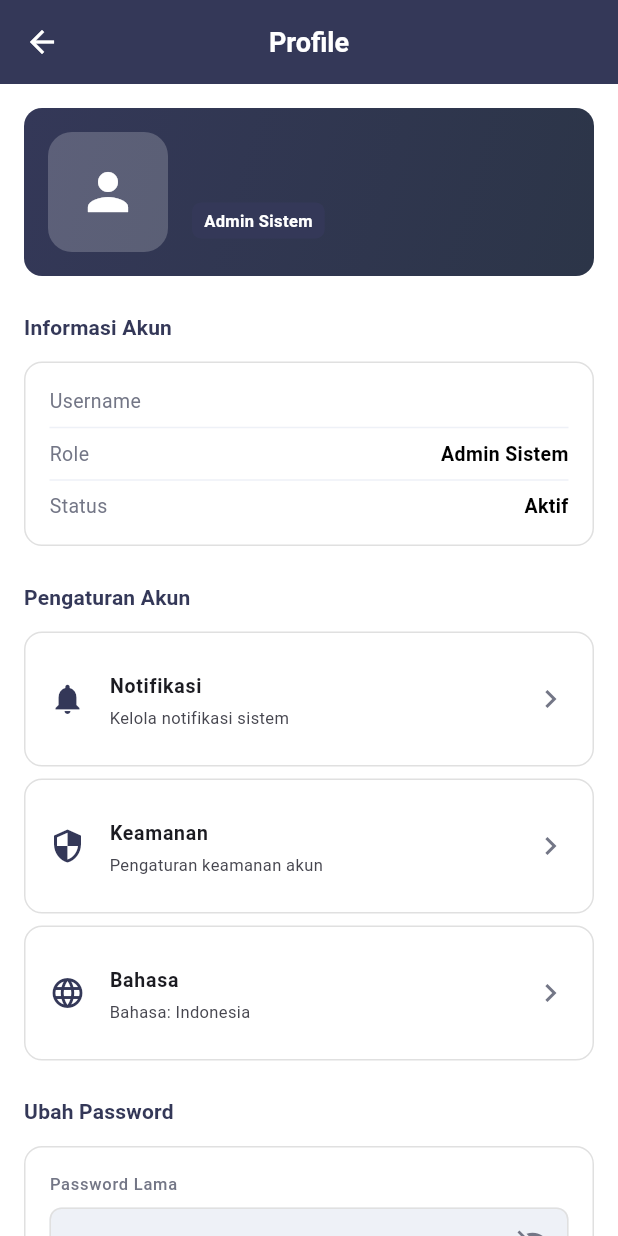
After one commit to abimanyupewe/module_parking_app, a Flutter app: the AdminProfilePage screen opened directly, on a phone screen of 412 x 824 dp. The commit adds this screen. Run offline on Flutter 3.47's test engine with Material 3 defaults, Android fonts, the phone set to English and light mode, and no system bars; our stand-ins replace pdf, printing, shared_preferences, sqflite, sqflite_common_ffi; missing offline and left inert: bcrypt; accounts and stored records are empty.

Commit message:
feat(admin): buat page profile standalone dengan modular widgets
Implementasi:
- AdminProfilePage: Full page profile yang accessible dari header menu
- ProfileHeader: Widget header dengan foto, nama, dan role
- ProfileInfoSection: Section untuk menampilkan info akun user
- ProfileMenuItem: Reusable menu item widget untuk settings
- AccountSettingsSection: Menu pengaturan akun (Notifikasi, Keamanan, Bahasa)
- ChangePasswordSection: Form untuk mengubah password dengan validation

Fitur:
- Profile page accessible via PopupMenuButton 'Profile' di admin dashboard
- Password change dengan validation (min 6 karakter, match check)
- Account info display (username, role, status)
- Settings menu untuk fitur-fitur di masa depan
- TabBar design sesuai dengan admin dashboard style

Navigation:
- Admin Dashboard TabBar → PopupMenuButton 'Profile' → AdminProfilePage
- Back button otomatis ke dashboard

```diff
--- a/lib/features/admin/pages/admin_dashboard_page.dart
+++ b/lib/features/admin/pages/admin_dashboard_page.dart
@@ -5,6 +5,7 @@ import '../widgets/admin_monitoring_section.dart';
 import '../widgets/admin_master_data_section.dart';
 import '../widgets/admin_staff_management_section.dart';
 import '../widgets/admin_audit_section.dart';
+import '../pages/admin_profile_page.dart';
 
 /// Admin Dashboard Page - Manajer operasional
 class AdminDashboardPage extends StatefulWidget {
@@ -58,7 +59,13 @@ class _AdminDashboardPageState extends State<AdminDashboardPage> {
           actions: [
             PopupMenuButton<String>(
               onSelected: (value) {
-                if (value == 'logout') {
+                if (value == 'profile') {
+                  Navigator.of(context).push(
+                    MaterialPageRoute(
+                      builder: (context) => const AdminProfilePage(),
+                    ),
+                  );
+                } else if (value == 'logout') {
                   _handleLogout();
                 }
               },
@@ -66,10 +73,6 @@ class _AdminDashboardPageState extends State<AdminDashboardPage> {
                 const PopupMenuItem<String>(
                   value: 'profile',
                   child: Text('Profile'),
-                ),
-                const PopupMenuItem<String>(
-                  value: 'password',
-                  child: Text('Ubah Password'),
                 ),
                 const PopupMenuDivider(),
                 const PopupMenuItem<String>(
--- /dev/null
+++ b/lib/features/admin/pages/admin_profile_page.dart
@@ -0,0 +1,77 @@
+import 'package:flutter/material.dart';
+import '../../../core/preferences/app_preferences.dart';
+import '../widgets/profile/profile_header.dart';
+import '../widgets/profile/profile_info_section.dart';
+import '../widgets/profile/account_settings_section.dart';
+import '../widgets/profile/change_password_section.dart';
+
+/// Admin Profile Page - Profile lengkap untuk admin
+class AdminProfilePage extends StatefulWidget {
+  const AdminProfilePage({Key? key}) : super(key: key);
+
+  @override
+  State<AdminProfilePage> createState() => _AdminProfilePageState();
+}
+
+class _AdminProfilePageState extends State<AdminProfilePage> {
+  late String _username;
+  bool _isLoading = true;
+
+  @override
+  void initState() {
+    super.initState();
+    _loadUserData();
+  }
+
+  void _loadUserData() {
+    _username = AppPreferences.getUsername() ?? 'User';
+    setState(() {
+      _isLoading = false;
+    });
+  }
+
+  @override
+  Widget build(BuildContext context) {
+    if (_isLoading) {
+      return Scaffold(
+        appBar: AppBar(title: const Text('Profile')),
+        body: const Center(child: CircularProgressIndicator()),
+      );
+    }
+
+    return Scaffold(
+      appBar: AppBar(title: const Text('Profile'), elevation: 0),
+      body: SingleChildScrollView(
+        padding: const EdgeInsets.all(16),
+        child: Column(
+          crossAxisAlignment: CrossAxisAlignment.start,
+          children: [
+            // Profile Header
+            ProfileHeader(username: _username, role: 'Admin Sistem'),
+            const SizedBox(height: 24),
+
+            // User Information
+            ProfileInfoSection(
+              username: _username,
+              role: 'Admin Sistem',
+              status: 'Aktif',
+            ),
+            const SizedBox(height: 24),
+
+            // Account Settings
+            const AccountSettingsSection(),
+            const SizedBox(height: 24),
+
+            // Change Password Section
+            ChangePasswordSection(
+              onPasswordChanged: () {
+                // Handle password change if needed
+              },
+            ),
+            const SizedBox(height: 24),
+          ],
+        ),
+      ),
+    );
+  }
+}
--- /dev/null
+++ b/lib/features/admin/widgets/profile/account_settings_section.dart
@@ -0,0 +1,59 @@
+import 'package:flutter/material.dart';
+import 'profile_menu_item.dart';
+
+/// Account Settings Section - Menampilkan menu pengaturan akun
+class AccountSettingsSection extends StatelessWidget {
+  const AccountSettingsSection({Key? key}) : super(key: key);
+
+  @override
+  Widget build(BuildContext context) {
+    return Column(
+      crossAxisAlignment: CrossAxisAlignment.start,
+      children: [
+        Text(
+          'Pengaturan Akun',
+          style: Theme.of(
+            context,
+          ).textTheme.titleMedium?.copyWith(fontWeight: FontWeight.bold),
+        ),
+        const SizedBox(height: 12),
+        ProfileMenuItem(
+          icon: Icons.notifications,
+          title: 'Notifikasi',
+          subtitle: 'Kelola notifikasi sistem',
+          onTap: () {
+            ScaffoldMessenger.of(context).showSnackBar(
+              const SnackBar(
+                content: Text('Fitur notifikasi akan segera hadir'),
+              ),
+            );
+          },
+        ),
+        const SizedBox(height: 8),
+        ProfileMenuItem(
+          icon: Icons.security,
+          title: 'Keamanan',
+          subtitle: 'Pengaturan keamanan akun',
+          onTap: () {
+            ScaffoldMessenger.of(context).showSnackBar(
+              const SnackBar(content: Text('Fitur keamanan akan segera hadir')),
+            );
+          },
+        ),
+        const SizedBox(height: 8),
+        ProfileMenuItem(
+          icon: Icons.language,
+          title: 'Bahasa',
+          subtitle: 'Bahasa: Indonesia',
+          onTap: () {
+            ScaffoldMessenger.of(context).showSnackBar(
+              const SnackBar(
+                content: Text('Fitur pengubahan bahasa akan segera hadir'),
+              ),
+            );
+          },
+        ),
+      ],
+    );
+  }
+}
--- /dev/null
+++ b/lib/features/admin/widgets/profile/change_password_section.dart
@@ -0,0 +1,243 @@
+import 'package:flutter/material.dart';
+import '../../../../config/colors.dart';
+
+/// Change Password Section - Form untuk mengubah password
+class ChangePasswordSection extends StatefulWidget {
+  final VoidCallback onPasswordChanged;
+
+  const ChangePasswordSection({Key? key, required this.onPasswordChanged})
+    : super(key: key);
+
+  @override
+  State<ChangePasswordSection> createState() => _ChangePasswordSectionState();
+}
+
+class _ChangePasswordSectionState extends State<ChangePasswordSection> {
+  late TextEditingController _oldPasswordController;
+  late TextEditingController _newPasswordController;
+  late TextEditingController _confirmPasswordController;
+
+  bool _showOldPassword = false;
+  bool _showNewPassword = false;
+  bool _showConfirmPassword = false;
+
+  @override
+  void initState() {
+    super.initState();
+    _oldPasswordController = TextEditingController();
+    _newPasswordController = TextEditingController();
+    _confirmPasswordController = TextEditingController();
+  }
+
+  @override
+  void dispose() {
+    _oldPasswordController.dispose();
+    _newPasswordController.dispose();
+    _confirmPasswordController.dispose();
+    super.dispose();
+  }
+
+  void _handleChangePassword() {
+    if (_newPasswordController.text.isEmpty ||
+        _confirmPasswordController.text.isEmpty) {
+      _showSnackBar('Password baru harus diisi', isError: true);
+      return;
+    }
+
+    if (_newPasswordController.text != _confirmPasswordController.text) {
+      _showSnackBar('Password konfirmasi tidak sesuai', isError: true);
+      return;
+    }
+
+    if (_newPasswordController.text.length < 6) {
+      _showSnackBar('Password minimal 6 karakter', isError: true);
+      return;
+    }
+
+    // Show success message
+    _showSnackBar('Password berhasil diubah');
+    _oldPasswordController.clear();
+    _newPasswordController.clear();
+    _confirmPasswordController.clear();
+    setState(() {
+      _showOldPassword = false;
+      _showNewPassword = false;
+      _showConfirmPassword = false;
+    });
+    widget.onPasswordChanged();
+  }
+
+  void _showSnackBar(String message, {bool isError = false}) {
+    ScaffoldMessenger.of(context).showSnackBar(
+      SnackBar(
+        content: Text(message),
+        backgroundColor: isError ? AppColors.danger : AppColors.success,
+        duration: const Duration(seconds: 2),
+      ),
+    );
+  }
+
+  @override
+  Widget build(BuildContext context) {
+    return Column(
+      crossAxisAlignment: CrossAxisAlignment.start,
+      children: [
+        Text(
+          'Ubah Password',
+          style: Theme.of(
+            context,
+          ).textTheme.titleMedium?.copyWith(fontWeight: FontWeight.bold),
+        ),
+        const SizedBox(height: 12),
+        Container(
+          padding: const EdgeInsets.all(16),
+          decoration: BoxDecoration(
+            border: Border.all(color: AppColors.border),
+            borderRadius: BorderRadius.circular(12),
+          ),
+          child: Column(
+            crossAxisAlignment: CrossAxisAlignment.start,
+            children: [
+              // Old Password
+              Text(
+                'Password Lama',
+                style: Theme.of(context).textTheme.labelSmall,
+              ),
+              const SizedBox(height: 8),
+              TextField(
+                controller: _oldPasswordController,
+                obscureText: !_showOldPassword,
+                decoration: InputDecoration(
+                  hintText: 'Masukkan password lama',
+                  contentPadding: const EdgeInsets.symmetric(
+                    horizontal: 12,
+                    vertical: 10,
+                  ),
+                  border: OutlineInputBorder(
+                    borderRadius: BorderRadius.circular(8),
+                    borderSide: const BorderSide(color: AppColors.border),
+                  ),
+                  enabledBorder: OutlineInputBorder(
+                    borderRadius: BorderRadius.circular(8),
+                    borderSide: const BorderSide(color: AppColors.border),
+                  ),
+                  suffixIcon: IconButton(
+                    icon: Icon(
+                      _showOldPassword
+                          ? Icons.visibility
+                          : Icons.visibility_off,
+                      color: AppColors.inactive,
+                    ),
+                    onPressed: () {
+                      setState(() {
+                        _showOldPassword = !_showOldPassword;
+                      });
+                    },
+                  ),
+                ),
+              ),
+              const SizedBox(height: 16),
+
+              // New Password
+              Text(
+                'Password Baru',
+                style: Theme.of(context).textTheme.labelSmall,
+              ),
+              const SizedBox(height: 8),
+              TextField(
+                controller: _newPasswordController,
+                obscureText: !_showNewPassword,
+                decoration: InputDecoration(
+                  hintText: 'Masukkan password baru',
+                  contentPadding: const EdgeInsets.symmetric(
+                    horizontal: 12,
+                    vertical: 10,
+                  ),
+                  border: OutlineInputBorder(
+                    borderRadius: BorderRadius.circular(8),
+                    borderSide: const BorderSide(color: AppColors.border),
+                  ),
+                  enabledBorder: OutlineInputBorder(
+                    borderRadius: BorderRadius.circular(8),
+                    borderSide: const BorderSide(color: AppColors.border),
+                  ),
+                  suffixIcon: IconButton(
+                    icon: Icon(
+                      _showNewPassword
+                          ? Icons.visibility
+                          : Icons.visibility_off,
+                      color: AppColors.inactive,
+                    ),
+                    onPressed: () {
+                      setState(() {
+                        _showNewPassword = !_showNewPassword;
+                      });
+                    },
+                  ),
+                ),
+              ),
+              const SizedBox(height: 16),
+
+              // Confirm Password
+              Text(
+                'Konfirmasi Password',
+                style: Theme.of(context).textTheme.labelSmall,
+              ),
+              const SizedBox(height: 8),
+              TextField(
+                controller: _confirmPasswordController,
+                obscureText: !_showConfirmPassword,
+                decoration: InputDecoration(
+                  hintText: 'Ulangi password baru',
+                  contentPadding: const EdgeInsets.symmetric(
+                    horizontal: 12,
+                    vertical: 10,
+                  ),
+                  border: OutlineInputBorder(
+                    borderRadius: BorderRadius.circular(8),
+                    borderSide: const BorderSide(color: AppColors.border),
+                  ),
+                  enabledBorder: OutlineInputBorder(
+                    borderRadius: BorderRadius.circular(8),
+                    borderSide: const BorderSide(color: AppColors.border),
+                  ),
+                  suffixIcon: IconButton(
+                    icon: Icon(
+                      _showConfirmPassword
+                          ? Icons.visibility
+                          : Icons.visibility_off,
+                      color: AppColors.inactive,
+                    ),
+                    onPressed: () {
+                      setState(() {
+                        _showConfirmPassword = !_showConfirmPassword;
+                      });
+                    },
+                  ),
+                ),
+              ),
+              const SizedBox(height: 16),
+
+              // Update Button
+              SizedBox(
+                width: double.infinity,
+                child: ElevatedButton(
+                  style: ElevatedButton.styleFrom(
+                    backgroundColor: AppColors.primary,
+                    foregroundColor: Colors.white,
+                    padding: const EdgeInsets.symmetric(vertical: 12),
+                    shape: RoundedRectangleBorder(
+                      borderRadius: BorderRadius.circular(8),
+                    ),
+                  ),
+                  onPressed: _handleChangePassword,
+                  child: const Text('Perbarui Password'),
+                ),
+              ),
+            ],
+          ),
+        ),
+      ],
+    );
+  }
+}
--- /dev/null
+++ b/lib/features/admin/widgets/profile/profile_header.dart
@@ -0,0 +1,74 @@
+import 'package:flutter/material.dart';
+import '../../../../config/colors.dart';
+
+/// Profile Header - Menampilkan informasi user dan profile picture
+class ProfileHeader extends StatelessWidget {
+  final String username;
+  final String role;
+
+  const ProfileHeader({Key? key, required this.username, required this.role})
+    : super(key: key);
+
+  @override
+  Widget build(BuildContext context) {
+    return Container(
+      padding: const EdgeInsets.all(16),
+      decoration: BoxDecoration(
+        gradient: const LinearGradient(
+          colors: [Color(0xFF343858), Color(0xFF2C3548)],
+          begin: Alignment.topLeft,
+          end: Alignment.bottomRight,
+        ),
+        borderRadius: BorderRadius.circular(12),
+      ),
+      child: Row(
+        children: [
+          Container(
+            width: 80,
+            height: 80,
+            decoration: BoxDecoration(
+              color: Colors.white.withValues(alpha: 0.2),
+              borderRadius: BorderRadius.circular(16),
+            ),
+            child: const Icon(Icons.person, color: Colors.white, size: 40),
+          ),
+          const SizedBox(width: 16),
+          Expanded(
+            child: Column(
+              crossAxisAlignment: CrossAxisAlignment.start,
+              children: [
+                Text(
+                  username,
+                  style: const TextStyle(
+                    fontSize: 18,
+                    fontWeight: FontWeight.bold,
+                    color: Colors.white,
+                  ),
+                ),
+                const SizedBox(height: 12),
+                Container(
+                  padding: const EdgeInsets.symmetric(
+                    horizontal: 8,
+                    vertical: 4,
+                  ),
+                  decoration: BoxDecoration(
+                    color: AppColors.primary,
+                    borderRadius: BorderRadius.circular(6),
+                  ),
+                  child: Text(
+                    role,
+                    style: const TextStyle(
+                      fontSize: 11,
+                      fontWeight: FontWeight.w600,
+                      color: Colors.white,
+                    ),
+                  ),
+                ),
+              ],
+            ),
+          ),
+        ],
+      ),
+    );
+  }
+}
--- /dev/null
+++ b/lib/features/admin/widgets/profile/profile_info_section.dart
@@ -0,0 +1,65 @@
+import 'package:flutter/material.dart';
+import '../../../../config/colors.dart';
+
+/// Profile Info Section - Menampilkan informasi user dalam section
+class ProfileInfoSection extends StatelessWidget {
+  final String username;
+  final String role;
+  final String status;
+
+  const ProfileInfoSection({
+    Key? key,
+    required this.username,
+    required this.role,
+    required this.status,
+  }) : super(key: key);
+
+  @override
+  Widget build(BuildContext context) {
+    return Column(
+      crossAxisAlignment: CrossAxisAlignment.start,
+      children: [
+        Text(
+          'Informasi Akun',
+          style: Theme.of(
+            context,
+          ).textTheme.titleMedium?.copyWith(fontWeight: FontWeight.bold),
+        ),
+        const SizedBox(height: 12),
+        Container(
+          padding: const EdgeInsets.all(16),
+          decoration: BoxDecoration(
+            border: Border.all(color: AppColors.border),
+            borderRadius: BorderRadius.circular(12),
+          ),
+          child: Column(
+            crossAxisAlignment: CrossAxisAlignment.start,
+            children: [
+              _buildInfoRow('Username', username),
+              const Divider(height: 16),
+              _buildInfoRow('Role', role),
+              const Divider(height: 16),
+              _buildInfoRow('Status', status),
+            ],
+          ),
+        ),
+      ],
+    );
+  }
+
+  Widget _buildInfoRow(String label, String value) {
+    return Row(
+      mainAxisAlignment: MainAxisAlignment.spaceBetween,
+      children: [
+        Text(
+          label,
+          style: const TextStyle(fontSize: 13, color: AppColors.inactive),
+        ),
+        Text(
+          value,
+          style: const TextStyle(fontSize: 13, fontWeight: FontWeight.w600),
+        ),
+      ],
+    );
+  }
+}
--- /dev/null
+++ b/lib/features/admin/widgets/profile/profile_menu_item.dart
@@ -0,0 +1,41 @@
+import 'package:flutter/material.dart';
+import '../../../../config/colors.dart';
+
+/// Profile Menu Item - Menampilkan single menu item dalam profile settings
+class ProfileMenuItem extends StatelessWidget {
+  final IconData icon;
+  final String title;
+  final String subtitle;
+  final VoidCallback onTap;
+  final Color? iconColor;
+
+  const ProfileMenuItem({
+    Key? key,
+    required this.icon,
+    required this.title,
+    required this.subtitle,
+    required this.onTap,
+    this.iconColor,
+  }) : super(key: key);
+
+  @override
+  Widget build(BuildContext context) {
+    return Container(
+      decoration: BoxDecoration(
+        border: Border.all(color: AppColors.border),
+        borderRadius: BorderRadius.circular(12),
+      ),
+      child: ListTile(
+        contentPadding: const EdgeInsets.symmetric(horizontal: 16, vertical: 8),
+        leading: Icon(icon, color: iconColor ?? AppColors.primary, size: 24),
+        title: Text(
+          title,
+          style: const TextStyle(fontSize: 13, fontWeight: FontWeight.w600),
+        ),
+        subtitle: Text(subtitle, style: const TextStyle(fontSize: 11)),
+        trailing: const Icon(Icons.chevron_right, color: AppColors.inactive),
+        onTap: onTap,
+      ),
+    );
+  }
+}
--- a/lib/features/auth/pages/login_page.dart
+++ b/lib/features/auth/pages/login_page.dart
@@ -54,13 +54,13 @@ class _LoginPageState extends State<LoginPage> {
       if (mounted) {
         switch (role) {
           case AppConstants.roleOwner:
-            Navigator.of(context).pushNamed('/owner_dashboard');
+            Navigator.of(context).pushReplacementNamed('/owner_dashboard');
             break;
           case AppConstants.roleAdmin:
-            Navigator.of(context).pushNamed('/admin_dashboard');
+            Navigator.of(context).pushReplacementNamed('/admin_dashboard');
             break;
           case AppConstants.rolePetugas:
-            Navigator.of(context).pushNamed('/petugas_dashboard');
+            Navigator.of(context).pushReplacementNamed('/petugas_dashboard');
             break;
           default:
             setState(() {
```
